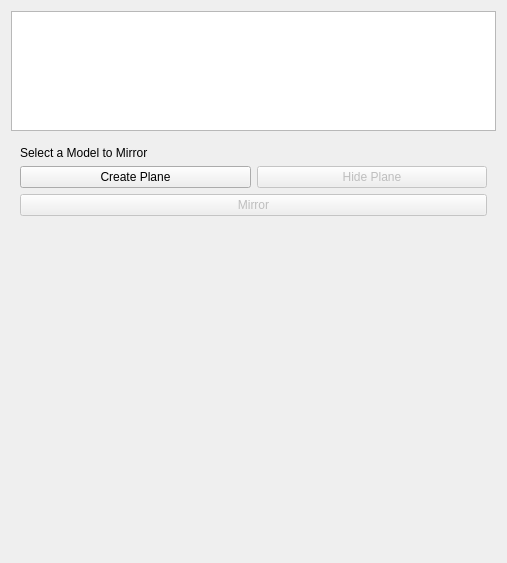
Qt form Resources/UI/qSlicerSurfaceMirrorModule.ui (lucaluo/SurfaceMirror) before a commit.
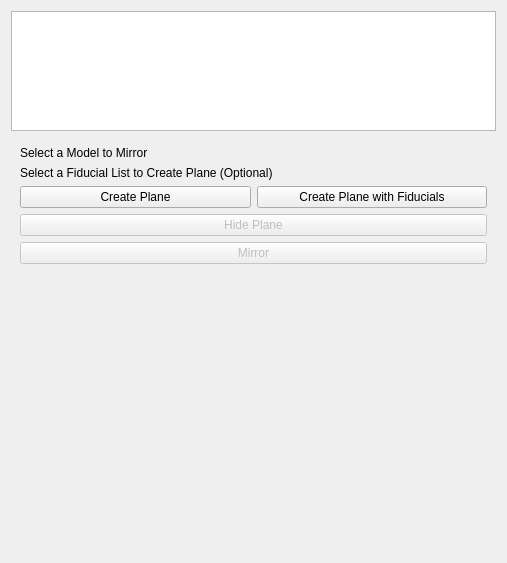
The same form after that commit. Custom widgets are drawn as their Qt base class.

Commit message: initialize CreatePlaneWithFiducials

Patch:
```diff
--- a/Resources/UI/qSlicerSurfaceMirrorModule.ui
+++ b/Resources/UI/qSlicerSurfaceMirrorModule.ui
@@ -105,7 +105,51 @@
        </layout>
       </item>
       <item>
-       <layout class="QHBoxLayout" name="horizontalLayout2">
+       <layout class="QHBoxLayout" name="horizontalLayout">
+        <item>
+         <widget class="QLabel" name="annotationLabel">
+          <property name="text">
+           <string>Select a Fiducial List to Create Plane (Optional)</string>
+          </property>
+         </widget>
+        </item>
+        <item>
+         <widget class="qMRMLNodeComboBox" name="annotationNodeComboBox" native="true">
+          <property name="enabled">
+           <bool>true</bool>
+          </property>
+          <property name="focusPolicy">
+           <enum>Qt::NoFocus</enum>
+          </property>
+          <property name="nodeTypes" stdset="0">
+           <stringlist>
+            <string>vtkMRMLAnnotationHierarchyNode</string>
+           </stringlist>
+          </property>
+          <property name="showHidden" stdset="0">
+           <bool>false</bool>
+          </property>
+          <property name="showChildNodeTypes" stdset="0">
+           <bool>false</bool>
+          </property>
+          <property name="hideChildNodeTypes" stdset="0">
+           <stringlist/>
+          </property>
+          <property name="addEnabled" stdset="0">
+           <bool>false</bool>
+          </property>
+          <property name="removeEnabled" stdset="0">
+           <bool>false</bool>
+          </property>
+          <property name="renameEnabled" stdset="0">
+           <bool>false</bool>
+          </property>
+         </widget>
+        </item>
+       </layout>
+      </item>
+      <item>
+       <layout class="QHBoxLayout" name="horizontalLayout_2">
         <item>
          <widget class="QPushButton" name="createButton">
           <property name="text">
@@ -114,17 +158,27 @@
          </widget>
         </item>
         <item>
-         <widget class="QPushButton" name="hideButton">
+         <widget class="QPushButton" name="annotationCreateButton">
           <property name="enabled">
-           <bool>false</bool>
+           <bool>true</bool>
           </property>
           <property name="text">
-           <string>Hide Plane</string>
+           <string>Create Plane with Fiducials</string>
           </property>
          </widget>
         </item>
        </layout>
       </item>
+      <item>
+       <widget class="QPushButton" name="hideButton">
+        <property name="enabled">
+         <bool>false</bool>
+        </property>
+        <property name="text">
+         <string>Hide Plane</string>
+        </property>
+       </widget>
+      </item>
       <item>
        <widget class="QPushButton" name="mirrorButton">
         <property name="enabled">
```
Left out of the diff: 22 changed lines with no effect on the pictures. The commit also changes 1 other file.
